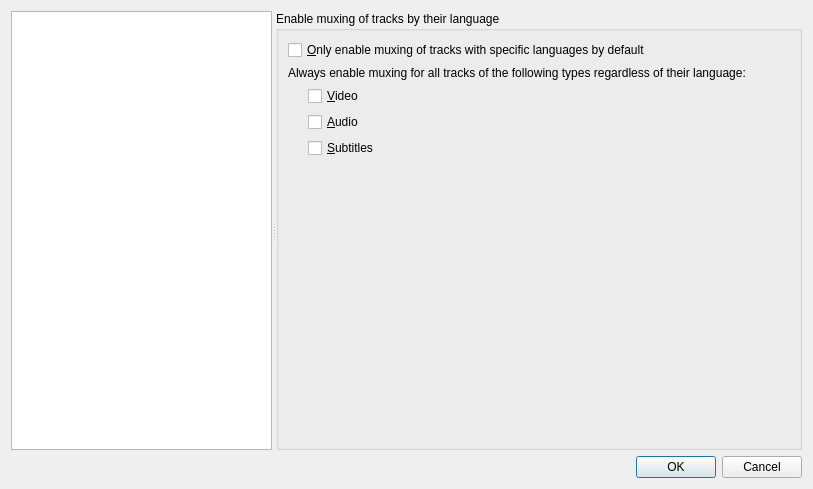
Qt form src/mkvtoolnix-gui/forms/main_window/preferences_dialog.ui (jpsdr/MKVToolnix-Windows-7) before a commit.
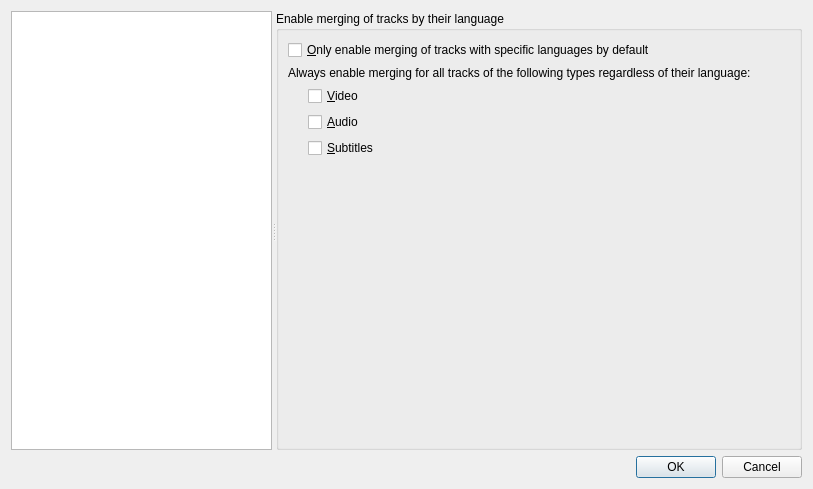
The same form after that commit. The open tabs and pages were chosen to show the change. Icons and pictures are not drawn. Custom widgets are drawn as their Qt base class.

What changed in the file:
```diff
--- a/src/mkvtoolnix-gui/forms/main_window/preferences_dialog.ui
+++ b/src/mkvtoolnix-gui/forms/main_window/preferences_dialog.ui
@@ -895,20 +895,20 @@
         <item>
          <widget class="QGroupBox" name="groupBox_7">
           <property name="title">
-           <string>Enable muxing of tracks by their language</string>
+           <string>Enable merging of tracks by their language</string>
           </property>
           <layout class="QVBoxLayout" name="verticalLayout_21">
            <item>
             <widget class="QCheckBox" name="cbMEnableMuxingTracksByLanguage">
              <property name="text">
-              <string>&amp;Only enable muxing of tracks with specific languages by default</string>
+              <string>&amp;Only enable merging of tracks with specific languages by default</string>
              </property>
             </widget>
            </item>
            <item>
             <widget class="QLabel" name="lMEnableMuxingAllTracksOfType">
              <property name="text">
-              <string>Always enable muxing for all tracks of the following types regardless of their language:</string>
+              <string>Always enable merging for all tracks of the following types regardless of their language:</string>
              </property>
             </widget>
            </item>
```
Left out of the diff: 2 changed lines with no effect on the pictures.
